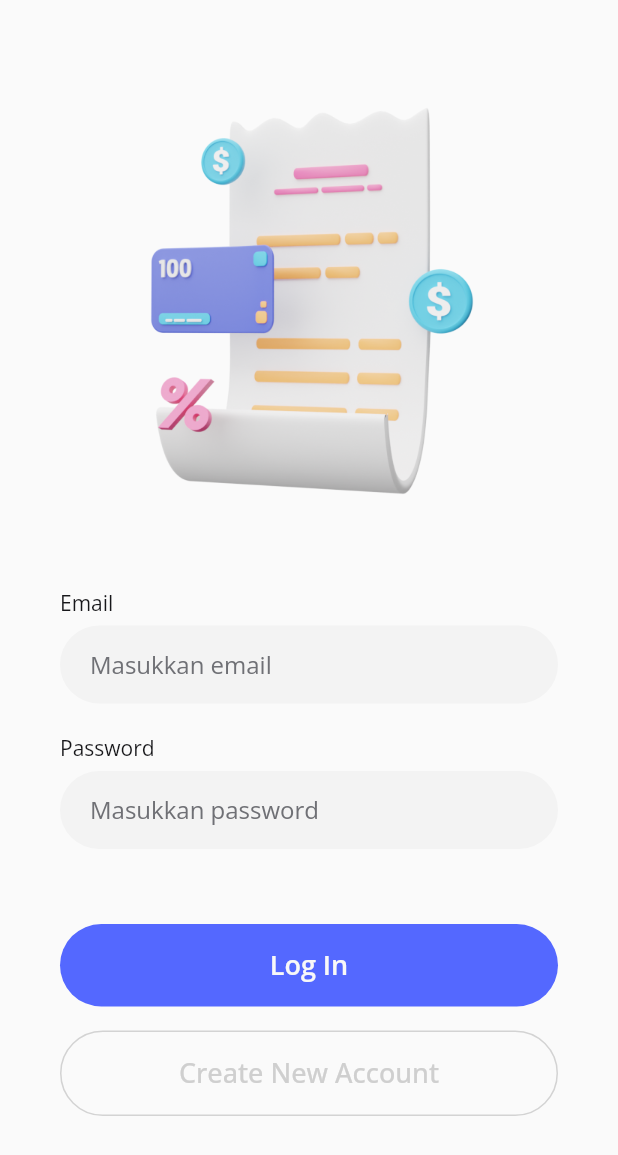
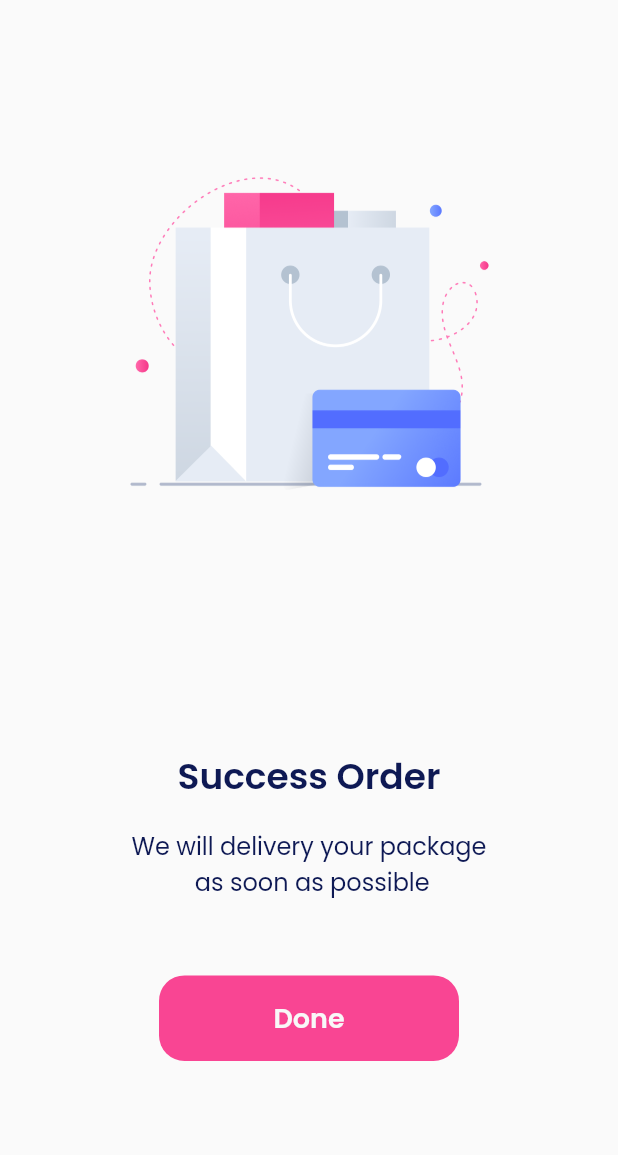
Before and after one commit to kouseina/sevendays-challenge-splicing-ui, a Flutter app: the screen it shows after launch, on a phone screen of 412 x 824 dp. Shown: the top 1155 px of the screen. Run offline on Flutter 3.47's test engine with Material 2 defaults, Android fonts, the phone set to English and light mode, and no system bars; our stand-ins replace google_fonts.

Commit message:
feat: add first  empty screen

```diff
--- a/lib/main.dart
+++ b/lib/main.dart
@@ -1,4 +1,5 @@
 import 'package:flutter/material.dart';
+import 'package:sevendays/pages/first_empty.dart';
 import 'package:sevendays/pages/first_getstarted.dart';
 import 'package:sevendays/pages/first_signin.dart';
 import 'package:sevendays/pages/first_splash.dart';
@@ -17,7 +18,7 @@ class SevenDays extends StatelessWidget {
       theme: ThemeData(
         primarySwatch: Colors.blue,
       ),
-      home: SecondSignin(),
+      home: FirstEmpty(),
     );
   }
 }
--- /dev/null
+++ b/lib/pages/first_empty.dart
@@ -0,0 +1,62 @@
+import 'package:flutter/material.dart';
+import 'package:sevendays/widgets/theme.dart';
+
+class FirstEmpty extends StatelessWidget {
+  @override
+  Widget build(BuildContext context) {
+    return Scaffold(
+      body: SafeArea(
+        child: Padding(
+          padding: const EdgeInsets.symmetric(vertical: 30),
+          child: Center(
+            child: Column(
+              crossAxisAlignment: CrossAxisAlignment.center,
+              mainAxisAlignment: MainAxisAlignment.spaceAround,
+              children: [
+                Image.asset(
+                  'assets/illustration_empty_1.png',
+                  width: 240,
+                ),
+                Column(
+                  children: [
+                    Text(
+                      'Success Order',
+                      style: boldTextStyleLight,
+                    ),
+                    SizedBox(
+                      height: 16,
+                    ),
+                    Text(
+                      'We will delivery your package \n as soon as possible',
+                      style: lightTextStyleLight,
+                      textAlign: TextAlign.center,
+                    ),
+                    SizedBox(
+                      height: 50,
+                    ),
+                    Container(
+                      width: 200,
+                      child: TextButton(
+                        style: TextButton.styleFrom(
+                            padding: EdgeInsets.all(15),
+                            backgroundColor: Color(0xffF94593),
+                            shape: RoundedRectangleBorder(
+                              borderRadius: BorderRadius.circular(17),
+                            )),
+                        onPressed: () {},
+                        child: Text(
+                          'Done',
+                          style: buttonTextStyle,
+                        ),
+                      ),
+                    ),
+                  ],
+                )
+              ],
+            ),
+          ),
+        ),
+      ),
+    );
+  }
+}
--- /dev/null
+++ b/lib/widgets/theme.dart
@@ -0,0 +1,33 @@
+import 'package:flutter/material.dart';
+import 'package:google_fonts/google_fonts.dart';
+
+Color blackColor = Color(0xff0E1954);
+
+TextStyle boldTextStyleLight = GoogleFonts.poppins(
+  color: blackColor,
+  fontSize: 24,
+  fontWeight: FontWeight.w600,
+);
+
+TextStyle lightTextStyleLight = GoogleFonts.poppins(
+  color: blackColor,
+  fontSize: 16,
+);
+
+TextStyle buttonTextStyle = GoogleFonts.poppins(
+  color: Color(0xffF8F8F8),
+  fontSize: 18,
+  fontWeight: FontWeight.w600,
+);
+
+TextStyle boldTextStyleDark = GoogleFonts.poppins(
+  color: Colors.white,
+  fontSize: 24,
+  fontWeight: FontWeight.w600,
+);
+
+TextStyle lightTextStyleDark = GoogleFonts.poppins(
+  color: Colors.white,
+  fontSize: 16,
+  fontWeight: FontWeight.w300,
+);
```
Also changed, not shown: assets/ic_rocket.png (added), assets/illustration_empty_1.png (added), assets/illustration_empty_2.png (added).
